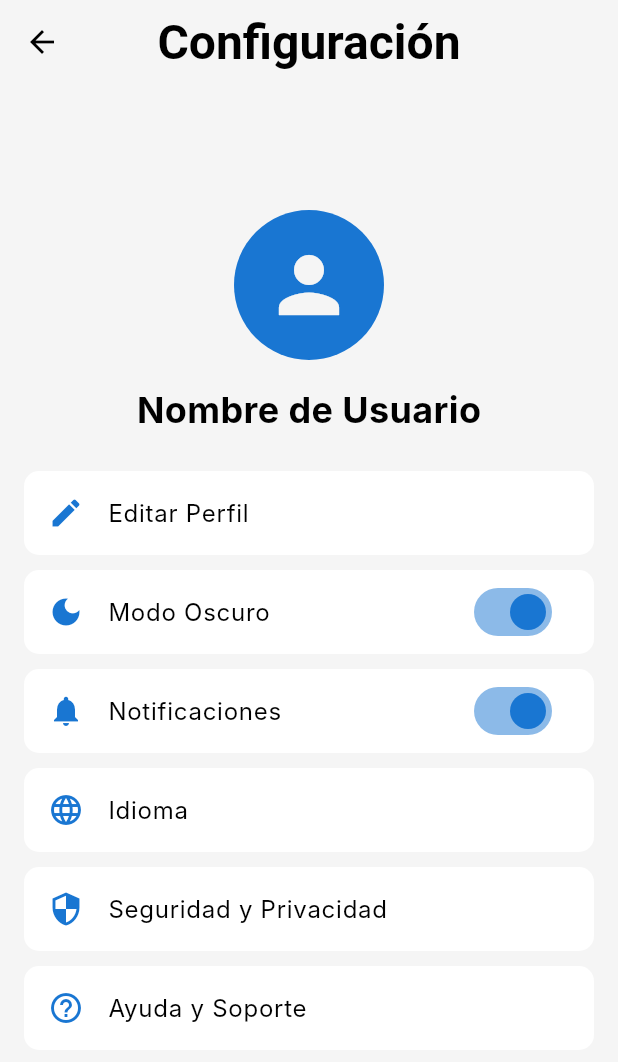
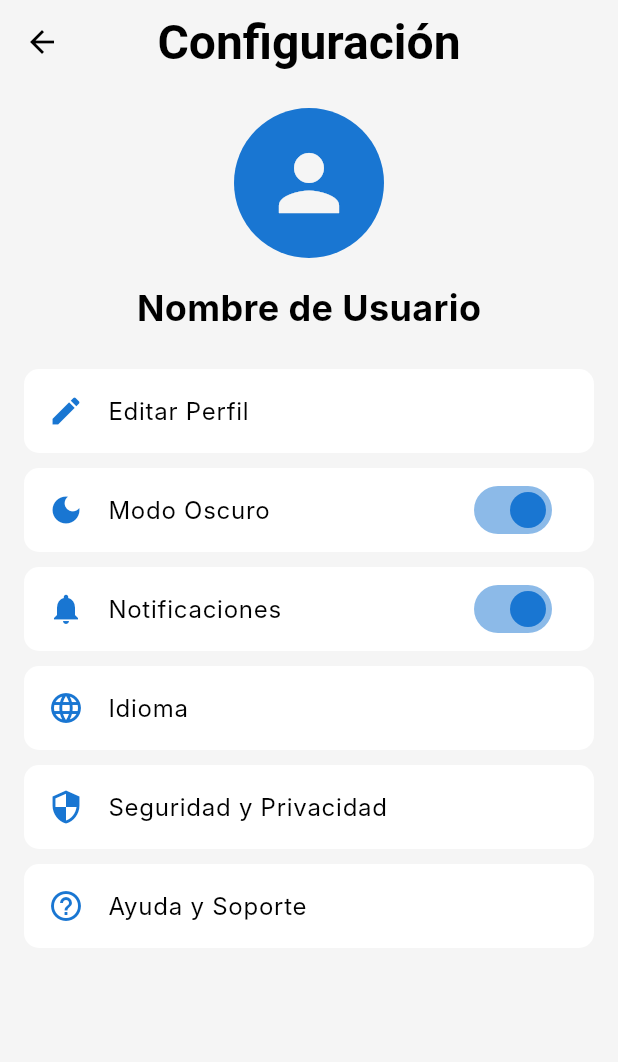
Before and after one commit to Edgarbri26/sicv_flutter, a Flutter app: the screen it shows after launch, in the side drawer, after a tap on "Configuración", on a phone screen of 412 x 824 dp. Shown: the top 1062 px of the screen. Run offline on Flutter 3.47's test engine with Material 3 defaults, Android fonts, the phone set to English and light mode, and no system bars; our stand-ins replace image_picker, material_symbols_icons; network calls fail; Roboto replaces fonts that are missing (Inter).

Commit message:
setting centrado hacia arriba

```diff
--- a/lib/ui/pages/settings_page.dart
+++ b/lib/ui/pages/settings_page.dart
@@ -30,7 +30,8 @@ class _SettingsScreenState extends State<SettingsScreen> {
           },
         ),
       ),
-      body: Center(
+      body: Align(
+        alignment: Alignment.topCenter,
         child: ConstrainedBox(
           constraints: const BoxConstraints(
             // Puedes ajustar este valor. 600 es un buen
```
